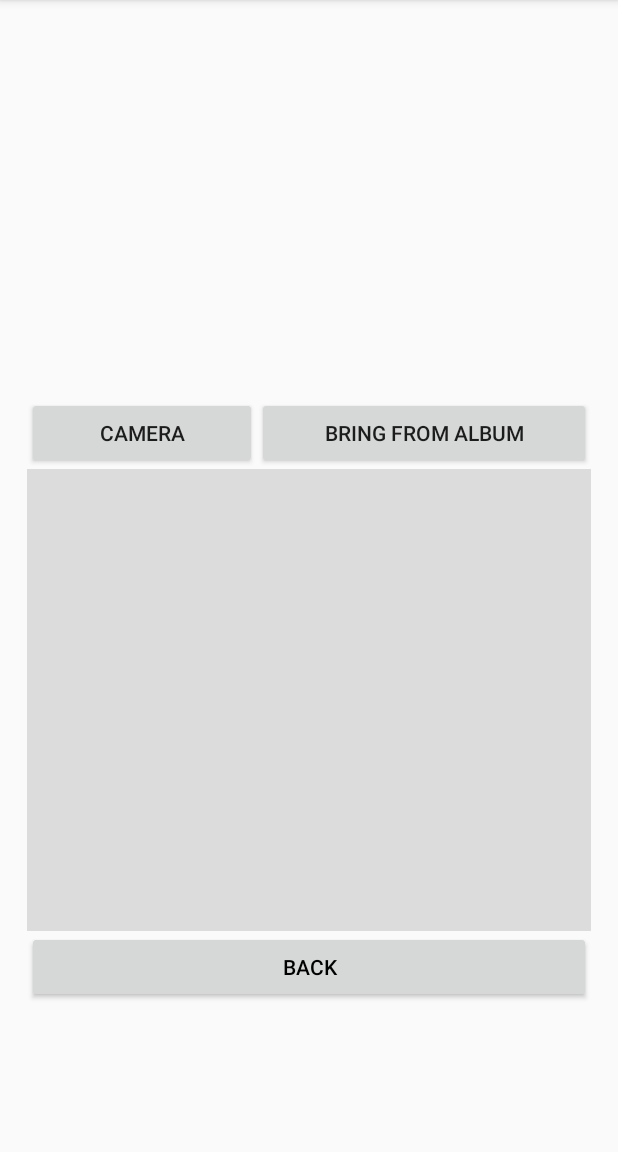
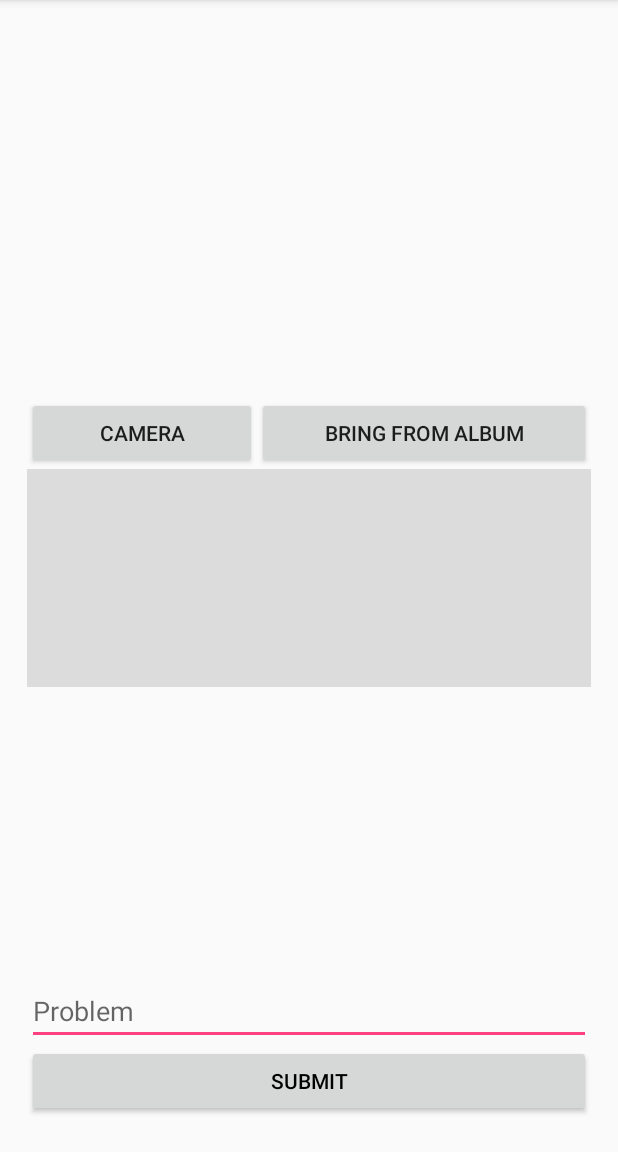
Before and after one commit to JermXT/EmergencyApp, an Android app: the Photo screen opened directly, with no data from a screen before it, on a phone screen of 412 x 824 dp, the part 84-1236 px from its top. Run offline under Robolectric (Android 15) with nearby library versions, the phone set to English and light mode, and no system bars.

Commit message:
Final Login and Final photo2

```diff
--- a/app/src/main/java/avgdc/emergencyapp/Photo.java
+++ b/app/src/main/java/avgdc/emergencyapp/Photo.java
@@ -7,7 +7,9 @@ import android.support.v7.app.AlertDialog;
 import android.support.v7.app.AppCompatActivity;
 import android.os.Bundle;
 import android.view.View;
+import android.widget.EditText;
 import android.widget.ImageView;
+import android.widget.TextView;
 
 public class Photo extends AppCompatActivity {
 
@@ -19,10 +21,13 @@ public class Photo extends AppCompatActivity {
 
 
     static final int REQUEST_IMAGE_CAPTURE = 1;
+    public static String des;// You can send it to Server
 
+    //Camera Button
     public void onClick(View v){
         dispatchTakePictureIntent();
     }
+
 
     //Camera
     private void dispatchTakePictureIntent() {
@@ -47,6 +52,14 @@ public class Photo extends AppCompatActivity {
         builder.setTitle("Sorry").setMessage("I didn't finsih\n -Jae Choi-").setNeutralButton("Close",null).show();
     }
 
+    //text
+    public void show_the_texts(){
+        EditText text = (EditText) findViewById(R.id.editText);
+        TextView vt = (TextView) findViewById(R.id.textView2);
+        des = text.getText().toString();
+        vt.setText(des);
+    }
+
 
     // Back Privious Activity
     public void onBack(View v){
--- a/app/src/main/res/layout/activity_photo.xml
+++ b/app/src/main/res/layout/activity_photo.xml
@@ -47,15 +47,31 @@
         <ImageView
             android:id="@+id/photo"
             android:layout_width="match_parent"
-            android:layout_height="308dp"
+            android:layout_height="145dp"
             app:srcCompat="@color/common_google_signin_btn_text_dark_disabled" />
 
+        <TextView
+            android:id="@+id/textView2"
+            android:layout_width="match_parent"
+            android:layout_height="193dp"
+            android:textColor="#000000"
+            android:textSize="20sp"
+            android:textStyle="bold" />
+
+        <EditText
+            android:id="@+id/editText"
+            android:layout_width="match_parent"
+            android:layout_height="wrap_content"
+            android:ems="10"
+            android:hint="Problem"
+            android:inputType="textPersonName" />
+
         <Button
-            android:id="@+id/button4"
+            android:id="@+id/Submit"
             android:layout_width="match_parent"
             android:layout_height="wrap_content"
             android:onClick="onBack"
-            android:text="Back"
+            android:text="Submit"
             android:textColor="#000000" />
 
     </LinearLayout>
--- a/build.gradle
+++ b/build.gradle
@@ -7,7 +7,7 @@ buildscript {
         jcenter()
     }
     dependencies {
-        classpath 'com.android.tools.build:gradle:3.0.1'
+        classpath 'com.android.tools.build:gradle:3.1.1'
 
 
         // NOTE: Do not place your application dependencies here; they belong
```
Also changed, not shown: gradle/wrapper/gradle-wrapper.properties.
